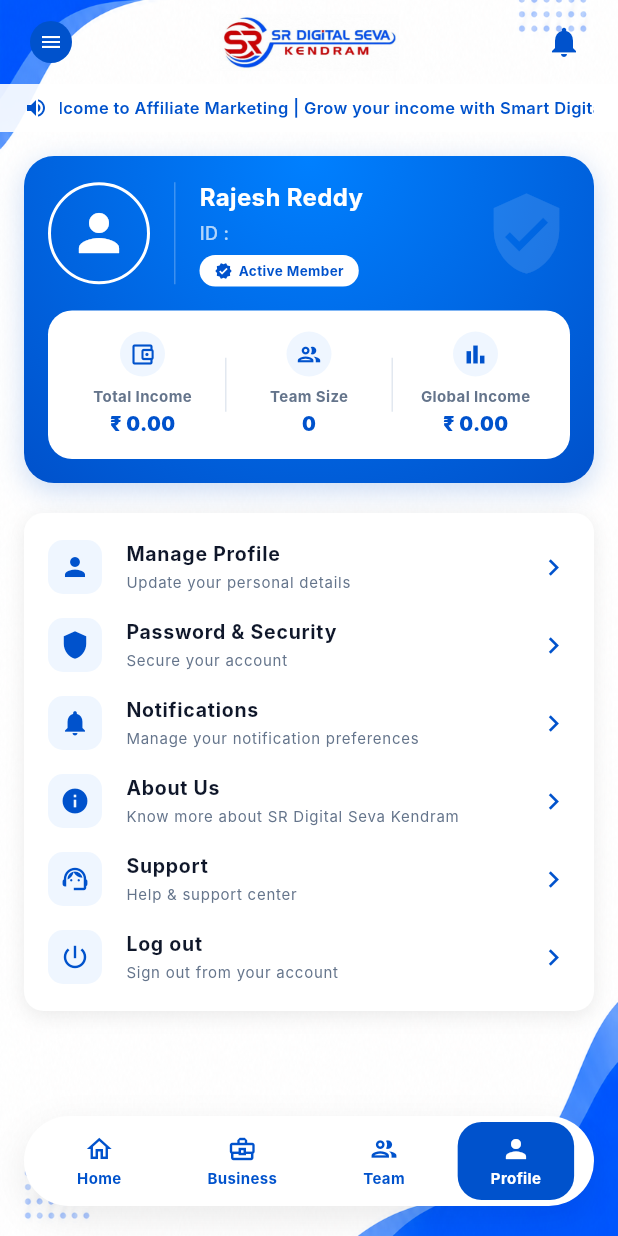
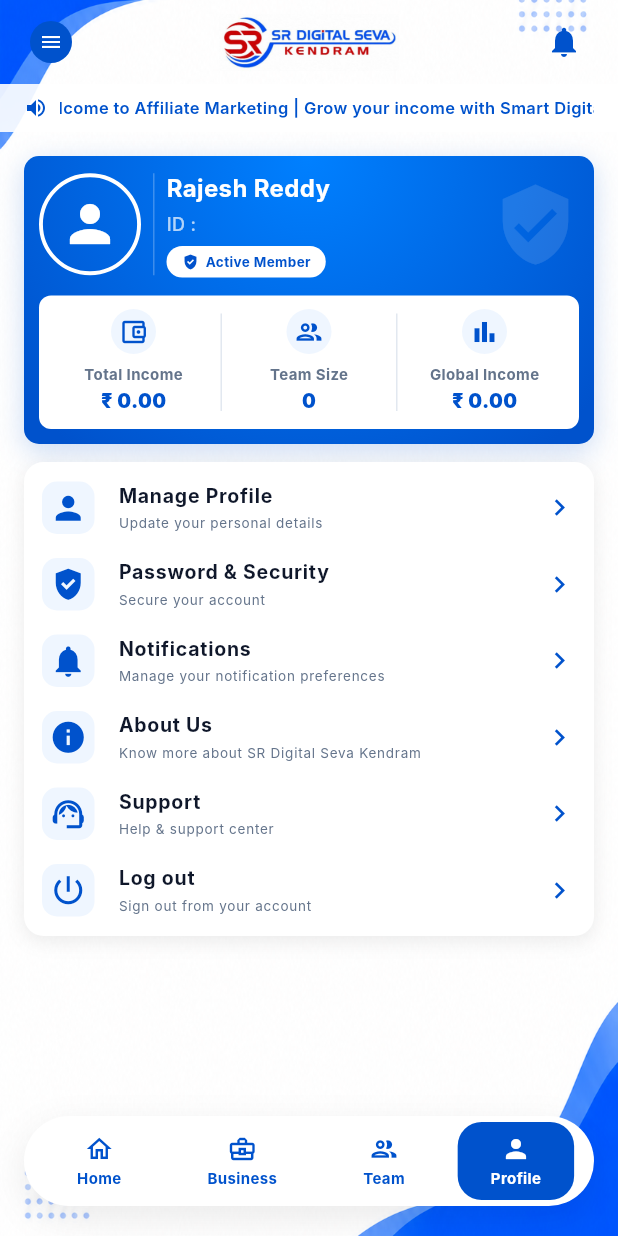
Before and after one commit to Hariswar8018/Recharge-App, a Flutter app: the HomeScreen screen opened by its route, item 4 of the bottom bar chosen, on a phone screen of 412 x 824 dp. Run offline on Flutter 3.47's test engine with Material 3 defaults, Android fonts, the phone set to English and light mode, and no system bars; our stand-ins replace shared_preferences; missing offline and left inert: flutter_image_gallery_saver, razorpay_flutter, share_me, upi_uri; accounts and stored records are empty; network calls fail; Roboto replaces fonts that are missing (Inter).

Commit message:
profile screen fixed

```diff
--- a/mobile_app/lib/screens/home_screen.dart
+++ b/mobile_app/lib/screens/home_screen.dart
@@ -2309,10 +2309,10 @@
           // Team Growth Card
           Container(
             width: double.infinity,
-            padding: const EdgeInsets.only(top:20,bottom:20, left:12, right:20),
+            padding: const EdgeInsets.only(left:8, top:20, bottom:20, right:15),
             decoration: BoxDecoration(
               gradient: AppTheme.blueGradient,
-              borderRadius: BorderRadius.circular(20),
+              borderRadius: BorderRadius.circular(15),
               boxShadow: [
                 BoxShadow(
                   color: AppTheme.primaryBlue.withOpacity(0.3),
@@ -2341,7 +2341,7 @@
                     ),
                     const SizedBox(width: 8),
                     // Vertical White Divider
-                    Container(width: 1, height: 125, color: Colors.white24),
+                    Container(width: 1, height: 135, color: Colors.white24),
                     const SizedBox(width: 16),
                     // Text & Progress details on the Right
                     Expanded(
@@ -2753,10 +2753,10 @@
         children: [
           // Profile Header Card
           Container(
-            padding: const EdgeInsets.all(16),
+            padding: const EdgeInsets.all(10),
             decoration: BoxDecoration(
               gradient: AppTheme.blueGradient,
-              borderRadius: BorderRadius.circular(20),
+              borderRadius: BorderRadius.circular(10),
               boxShadow: [
                 BoxShadow(
                   color: AppTheme.primaryBlue.withOpacity(0.2),
@@ -2775,7 +2775,7 @@
                       height: 68,
                       decoration: BoxDecoration(
                         shape: BoxShape.circle,
-                        border: Border.all(color: Colors.white, width: 2),
+                        border: Border.all(color: Colors.white, width: 2.6),
                       ),
                       child: const Icon(
                         Icons.person,
@@ -2783,10 +2783,10 @@
                         size: 40,
                       ),
                     ),
-                    const SizedBox(width: 16),
+                    const SizedBox(width: 8),
                     // Vertical White Divider
                     Container(width: 1, height: 68, color: Colors.white24),
-                    const SizedBox(width: 16),
+                    const SizedBox(width: 8),
                     Expanded(
                       child: Column(
                         crossAxisAlignment: CrossAxisAlignment.start,
@@ -2823,7 +2823,7 @@
                               mainAxisSize: MainAxisSize.min,
                               children: const [
                                 Icon(
-                                  Icons.verified,
+                                  Icons.gpp_good,
                                   color: Color(0xFF0052CC),
                                   size: 12,
                                 ),
@@ -2850,17 +2850,17 @@
                   ],
                 ),
 
-                const SizedBox(height: 16),
+                const SizedBox(height: 12),
 
                 // White 3-Column Submetrics Row inside Header Card
                 Container(
                   padding: const EdgeInsets.symmetric(
-                    vertical: 14,
-                    horizontal: 8,
+                    vertical: 9,
+                    horizontal: 5,
                   ),
                   decoration: BoxDecoration(
                     color: Colors.white,
-                    borderRadius: BorderRadius.circular(16),
+                    borderRadius: BorderRadius.circular(8),
                   ),
                   child: Row(
                     children: [
@@ -2878,7 +2878,7 @@
                       ),
                       Container(
                         width: 1,
-                        height: 36,
+                        height: 65,
                         color: const Color(0xFFE2E8F0),
                       ),
                       // Team Size
@@ -2892,7 +2892,7 @@
                       ),
                       Container(
                         width: 1,
-                        height: 36,
+                        height: 65,
                         color: const Color(0xFFE2E8F0),
                       ),
                       // Global Income
@@ -2910,11 +2910,11 @@
               ],
             ),
           ),
-          const SizedBox(height: 20),
+          const SizedBox(height: 12),
           // Menu Options List Box
           Container(
             padding:EdgeInsets.symmetric(
-              vertical:10
+              vertical:5
             ),
             decoration: BoxDecoration(
               color: Colors.white,
@@ -2946,7 +2946,7 @@
                   },
                 ),
                 _buildProfileMenuOption(
-                  Icons.shield,
+                  Icons.gpp_good,
                   "Password & Security",
                   "Secure your account",
                   onTap: () {
@@ -2998,12 +2998,12 @@
       child: Column(
         children: [
           Container(
-            padding: const EdgeInsets.all(6),
+            padding: const EdgeInsets.all(5),
             decoration: const BoxDecoration(
               color: Color(0xFFEFF6FF),
               shape: BoxShape.circle,
             ),
-            child: Icon(icon, color: const Color(0xFF0052CC), size: 18),
+            child: Icon(icon, color: const Color(0xFF0052CC), size: 20),
           ),
           const SizedBox(height: 6),
           Text(
@@ -3038,14 +3038,14 @@
     return ListTile(
       dense: true,
       visualDensity: const VisualDensity(horizontal: 0, vertical: -2),
-      contentPadding: const EdgeInsets.symmetric(horizontal: 16, vertical: 0),
+      contentPadding: const EdgeInsets.symmetric(horizontal: 12, vertical: 0),
       leading: Container(
-        padding: const EdgeInsets.all(8),
+        padding: const EdgeInsets.all(5),
         decoration: BoxDecoration(
           color: const Color(0xFFEFF6FF),
           borderRadius: BorderRadius.circular(10),
         ),
-        child: Icon(icon, color: const Color(0xFF0052CC), size: 20),
+        child: Icon(icon, color: const Color(0xFF0052CC), size: 25),
       ),
       title: Column(
         crossAxisAlignment: CrossAxisAlignment.start,
@@ -3062,7 +3062,7 @@
           const SizedBox(height: 1),
           Text(
             subtitle,
-            style: const TextStyle(color: AppTheme.textGray, fontSize: 10),
+            style: const TextStyle(color: AppTheme.textGray, fontSize: 9),
           ),
         ],
       ),
```
